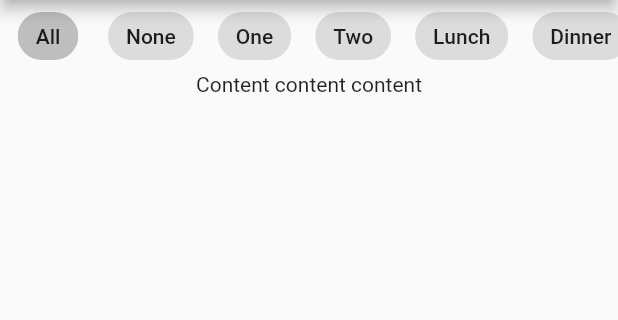
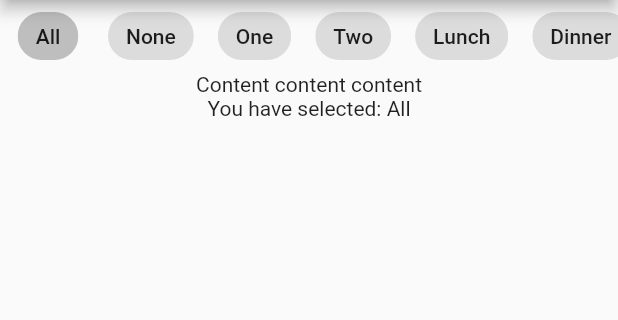
Before and after one commit to roboteng/material_chip_demo, a Flutter app: the screen it shows after launch, on a phone screen of 412 x 824 dp, the part 84-404 px from its top. Run offline on Flutter 3.47's test engine with Material 2 defaults, Android fonts, the phone set to English and light mode, and no system bars.

Commit message:
built for ios

```diff
--- a/lib/pages/home_page.dart
+++ b/lib/pages/home_page.dart
@@ -13,7 +13,16 @@ class _HomePageState extends State<HomePage> {
   @override
   void initState() {
     super.initState();
-    labels = ['All', 'None', 'One', 'Two', 'Lunch', 'Dinner'];
+    labels = [
+      'All',
+      'None',
+      'One',
+      'Two',
+      'Lunch',
+      'Dinner',
+      'Games',
+      'Christmas',
+    ];
     selected = labels[0];
   }
 
@@ -63,6 +72,7 @@ class _HomePageState extends State<HomePage> {
             ),
           ),
           Text('Content content content'),
+          Text('You have selected: $selected'),
         ],
       ),
     );
```
Also changed, not shown: pubspec.lock, 8 other files.
